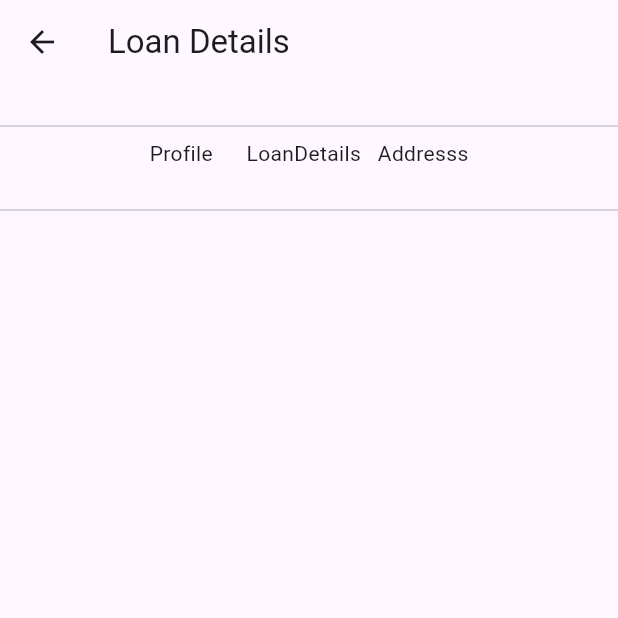
After one commit to nandan15/los_app, a Flutter app: the LoanDetails screen opened directly, on a phone screen of 412 x 824 dp, the top half of it. The commit adds this screen. Run offline on Flutter 3.47's test engine with Material 3 defaults, Android fonts, the phone set to English and light mode, and no system bars.

Commit message:
loan_details update

```diff
--- a/lib/screens/existing application/existing_application.dart
+++ b/lib/screens/existing application/existing_application.dart
@@ -1,4 +1,5 @@
 import 'package:flutter/material.dart';
+import 'package:los_app/screens/application%20tab/application_tab.dart';
 
 class ExistingApplication extends StatefulWidget {
   @override
@@ -58,7 +59,8 @@ class _ExistingApplicationState extends State<ExistingApplication> {
                   children: <Widget>[
                     TextButton(
                             onPressed: () {
-              Navigator.push(context, MaterialPageRoute(builder: (context)=>ApplicationTab()),);
+              Navigator.push(context, MaterialPageRoute(builder: (context)=>ApplicationTab
+              ()),);
             },
                       child: Text('Application'),
                     ),
--- /dev/null
+++ b/lib/screens/loan details/loan_details.dart
@@ -0,0 +1,40 @@
+import 'package:flutter/material.dart';
+
+class LoanDetails extends StatefulWidget {
+  @override
+  _LoanDetailsState createState() =>  _LoanDetailsState();
+}
+
+class  _LoanDetailsState extends State<LoanDetails> {
+  @override
+  Widget build(BuildContext context) {
+    return Scaffold(
+      appBar: AppBar(
+        title: Text('Loan Details'),
+      ),
+      body: Column(
+        mainAxisAlignment: MainAxisAlignment.start,
+        crossAxisAlignment: CrossAxisAlignment.start,
+        children: <Widget> [
+          SizedBox(height: 20),
+          Divider(),
+          // fffgg
+          Row(
+            mainAxisAlignment: MainAxisAlignment.spaceEvenly,
+           children: [
+            //hjghgjgj
+            Container(
+              child: Row(
+                children: [
+                  Text('Profile      LoanDetails   Addresss'),
+                ],),
+            )
+           ],
+          ),
+          SizedBox(height: 20),
+          Divider(),
+        ],
+      )
+    );
+  }
+}
```
